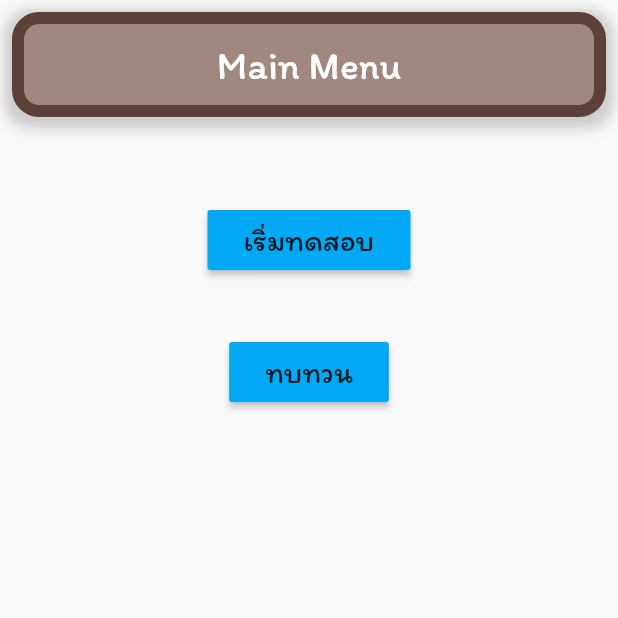
After one commit to likit/nursey_app_flutter, a Flutter app: the MenuScreen screen opened by its route, on a phone screen of 412 x 824 dp, the top half of it. The commit adds this screen. Run offline on Flutter 3.47's test engine with Material 2 defaults, Android fonts, the phone set to English and light mode, and no system bars; our stand-ins replace cloud_firestore, firebase_auth, firebase_core, firebase_storage, tuple; accounts and stored records are empty.

```diff
--- a/app/lib/main.dart
+++ b/app/lib/main.dart
@@ -2,6 +2,7 @@ import 'package:bonfire_test/models/cart.dart';
 import 'package:bonfire_test/models/timer.dart';
 import 'package:bonfire_test/register_screen.dart';
 import 'package:bonfire_test/screens/answers.dart';
+import 'package:bonfire_test/screens/answers_review.dart';
 import 'package:bonfire_test/screens/container_items.dart';
 import 'package:bonfire_test/screens/getting_ready.dart';
 import 'package:bonfire_test/screens/item_list.dart';
@@ -16,6 +17,7 @@ import 'screens/play_map.dart';
 import 'package:flutter/material.dart';
 import 'package:bonfire_test/login_screen.dart';
 import 'package:firebase_core/firebase_core.dart';
+import 'package:bonfire_test/screens/scenario_review_list.dart';
 
 void main() async {
   WidgetsFlutterBinding.ensureInitialized();
@@ -48,6 +50,7 @@ class MyApp extends StatelessWidget {
         '/menu': (context) => MenuScreen(),
         '/lessons': (context) => LessonScreen(),
         '/scenarios': (context) => ScenarioScreen(),
+        '/scenarios_review': (context) => ScenarioReviewScreen(),
         '/map': (context) => MapScreen(),
         '/playmap': (context) => PlayMapScreen(),
         '/container-item': (context) => ContainerItem(),
@@ -55,6 +58,7 @@ class MyApp extends StatelessWidget {
         '/select-items': (context) => SelectedItems(),
         '/scores': (context) => ScoreScreen(),
         '/answers': (context) => AnswerScreen(),
+        '/answers_review': (context) => AnswerReviewScreen(),
         '/get-ready': (context) => GetReadyScreen(),
       },
       theme: ThemeData(
--- /dev/null
+++ b/app/lib/screens/menu.dart
@@ -0,0 +1,52 @@
+import 'package:flutter/material.dart';
+import 'package:bonfire_test/constants.dart';
+import 'package:bonfire_test/widgets/themedContainer.dart';
+
+class MenuScreen extends StatelessWidget {
+  @override
+  Widget build(BuildContext context) {
+    return Scaffold(
+      body: SafeArea(
+        child: Column(
+          mainAxisAlignment: MainAxisAlignment.start,
+          children: [
+            ThemedContainer(
+              height: 70,
+              child: Text(
+                'Main Menu',
+                style: kAppTitleTextStyle,
+              ),
+            ),
+            SizedBox(
+              height: 30.0,
+            ),
+            Padding(
+              padding: const EdgeInsets.all(20.0),
+              child: RaisedButton(
+                color: Colors.lightBlue,
+                child: Padding(
+                    padding: const EdgeInsets.all(8.0),
+                    child: Text(
+                      'เริ่มทดสอบ',
+                      style: kAppTextStyle,
+                    )),
+                onPressed: () => {Navigator.pushNamed(context, '/lessons')},
+              ),
+            ),
+            Padding(
+              padding: const EdgeInsets.all(20.0),
+              child: RaisedButton(
+                color: Colors.lightBlue,
+                child: Padding(
+                    padding: const EdgeInsets.all(8.0),
+                    child: Text('ทบทวน', style: kAppTextStyle)),
+                onPressed: () =>
+                    {Navigator.pushNamed(context, '/scenarios_review')},
+              ),
+            ),
+          ],
+        ),
+      ),
+    );
+  }
+}
```
Also changed, not shown: app/lib/screens/answers_review.dart (added, +126 -0 lines), app/lib/screens/scenario_review_list.dart (added, +118 -0 lines).
